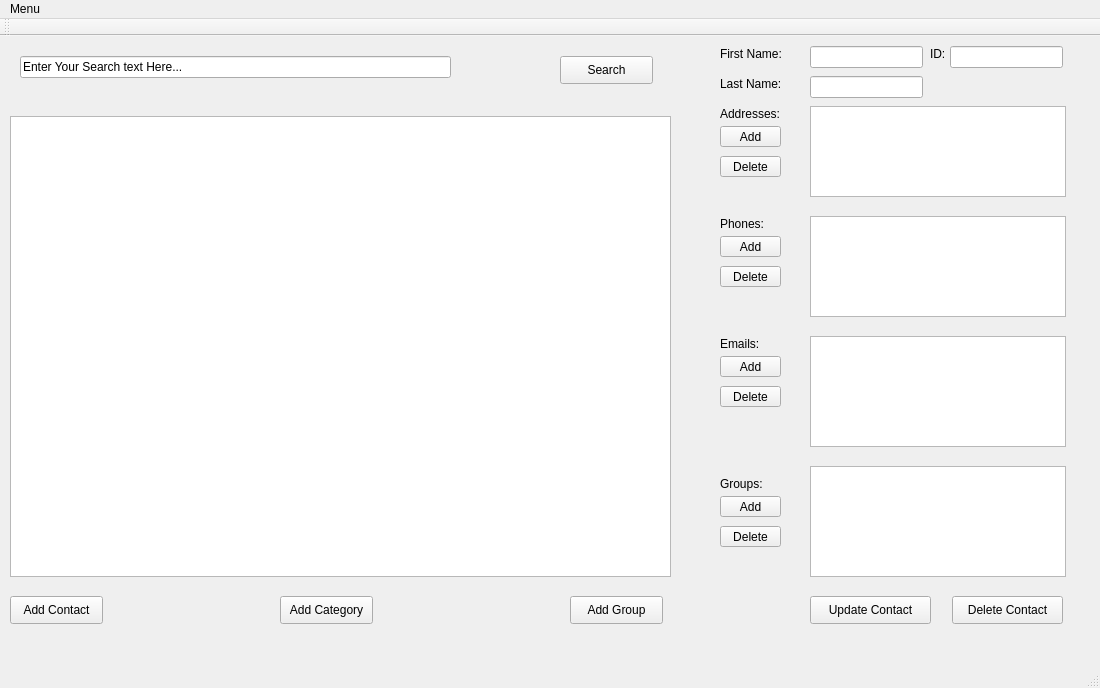
The window that cs245_final_project/mainwindow.ui (bradleyrgriffin/CS245-Final-Project) describes before a commit, drawn with Qt 5.
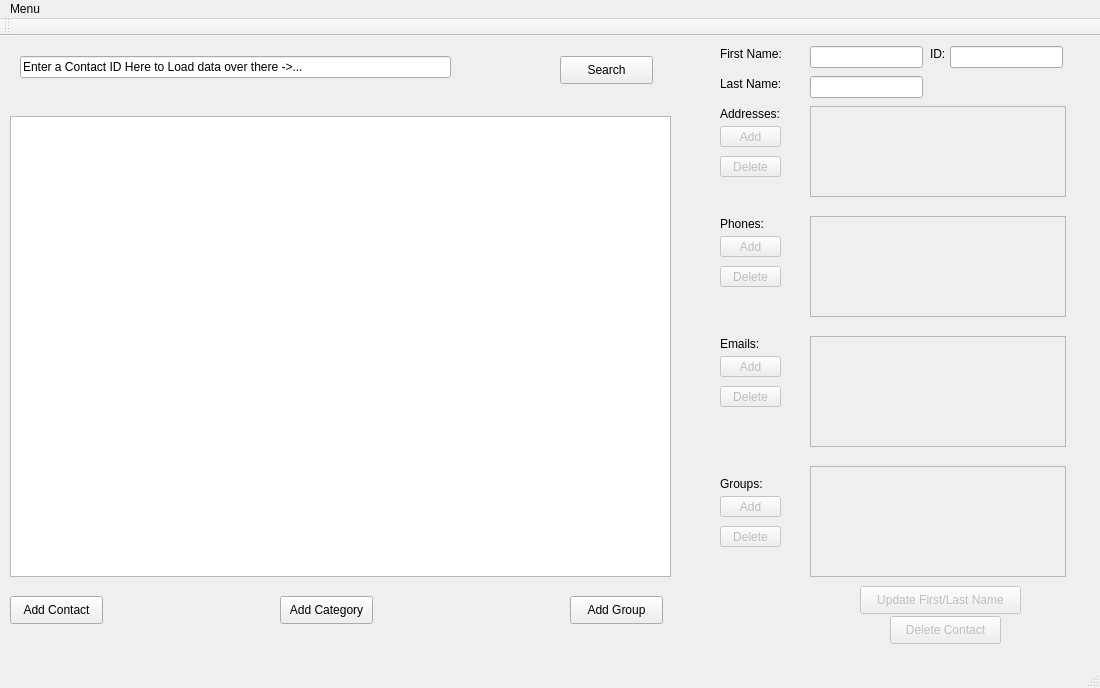
The same window after the commit.

```diff
--- a/cs245_final_project/mainwindow.ui
+++ b/cs245_final_project/mainwindow.ui
@@ -79,7 +79,7 @@
      <string/>
     </property>
     <property name="text">
-     <string>Enter Your Search text Here...</string>
+     <string>Enter a Contact ID Here to Load data over there -&gt;...</string>
     </property>
    </widget>
    <widget class="QPushButton" name="searchButton">
@@ -135,6 +135,9 @@
     </property>
    </widget>
    <widget class="QLineEdit" name="firstName">
+    <property name="enabled">
+     <bool>true</bool>
+    </property>
     <property name="geometry">
      <rect>
       <x>810</x>
@@ -145,6 +148,9 @@
     </property>
    </widget>
    <widget class="QLineEdit" name="lastName">
+    <property name="enabled">
+     <bool>true</bool>
+    </property>
     <property name="geometry">
      <rect>
       <x>810</x>
@@ -164,10 +170,13 @@
      </rect>
     </property>
     <property name="readOnly">
-     <bool>false</bool>
+     <bool>true</bool>
     </property>
    </widget>
    <widget class="QListView" name="addressList">
+    <property name="enabled">
+     <bool>false</bool>
+    </property>
     <property name="geometry">
      <rect>
       <x>810</x>
@@ -176,6 +185,9 @@
       <height>91</height>
      </rect>
     </property>
+    <property name="isWrapping" stdset="0">
+     <bool>false</bool>
+    </property>
    </widget>
    <widget class="QLabel" name="addressLabel">
     <property name="geometry">
@@ -191,6 +203,9 @@
     </property>
    </widget>
    <widget class="QListView" name="phoneList">
+    <property name="enabled">
+     <bool>false</bool>
+    </property>
     <property name="geometry">
      <rect>
       <x>810</x>
@@ -214,6 +229,9 @@
     </property>
    </widget>
    <widget class="QListView" name="emailList">
+    <property name="enabled">
+     <bool>false</bool>
+    </property>
     <property name="geometry">
      <rect>
       <x>810</x>
@@ -237,6 +255,9 @@
     </property>
    </widget>
    <widget class="QListView" name="groupList">
+    <property name="enabled">
+     <bool>false</bool>
+    </property>
     <property name="geometry">
      <rect>
       <x>810</x>
@@ -260,23 +281,29 @@
     </property>
    </widget>
    <widget class="QPushButton" name="updateContactButton">
+    <property name="enabled">
+     <bool>false</bool>
+    </property>
     <property name="geometry">
      <rect>
-      <x>810</x>
-      <y>560</y>
-      <width>121</width>
+      <x>860</x>
+      <y>550</y>
+      <width>161</width>
       <height>28</height>
      </rect>
     </property>
     <property name="text">
-     <string>Update Contact</string>
+     <string>Update First/Last Name</string>
     </property>
    </widget>
    <widget class="QPushButton" name="deleteContactButton">
+    <property name="enabled">
+     <bool>false</bool>
+    </property>
     <property name="geometry">
      <rect>
-      <x>952</x>
-      <y>560</y>
+      <x>890</x>
+      <y>580</y>
       <width>111</width>
       <height>28</height>
      </rect>
@@ -286,6 +313,9 @@
     </property>
    </widget>
    <widget class="QPushButton" name="addAddressButton">
+    <property name="enabled">
+     <bool>false</bool>
+    </property>
     <property name="geometry">
      <rect>
       <x>720</x>
@@ -299,6 +329,9 @@
     </property>
    </widget>
    <widget class="QPushButton" name="addPhoneButton">
+    <property name="enabled">
+     <bool>false</bool>
+    </property>
     <property name="geometry">
      <rect>
       <x>720</x>
@@ -312,6 +345,9 @@
     </property>
    </widget>
    <widget class="QPushButton" name="addEmailButton">
+    <property name="enabled">
+     <bool>false</bool>
+    </property>
     <property name="geometry">
      <rect>
       <x>720</x>
@@ -325,6 +361,9 @@
     </property>
    </widget>
    <widget class="QPushButton" name="addGroupButton_2">
+    <property name="enabled">
+     <bool>false</bool>
+    </property>
     <property name="geometry">
      <rect>
       <x>720</x>
@@ -338,6 +377,9 @@
     </property>
    </widget>
    <widget class="QPushButton" name="deleteAddressButton">
+    <property name="enabled">
+     <bool>false</bool>
+    </property>
     <property name="geometry">
      <rect>
       <x>720</x>
@@ -351,6 +393,9 @@
     </property>
    </widget>
    <widget class="QPushButton" name="deletePhoneButton">
+    <property name="enabled">
+     <bool>false</bool>
+    </property>
     <property name="geometry">
      <rect>
       <x>720</x>
@@ -364,6 +409,9 @@
     </property>
    </widget>
    <widget class="QPushButton" name="deleteEmailButton">
+    <property name="enabled">
+     <bool>false</bool>
+    </property>
     <property name="geometry">
      <rect>
       <x>720</x>
@@ -377,6 +425,9 @@
     </property>
    </widget>
    <widget class="QPushButton" name="deleteGroupButton">
+    <property name="enabled">
+     <bool>false</bool>
+    </property>
     <property name="geometry">
      <rect>
       <x>720</x>
```
